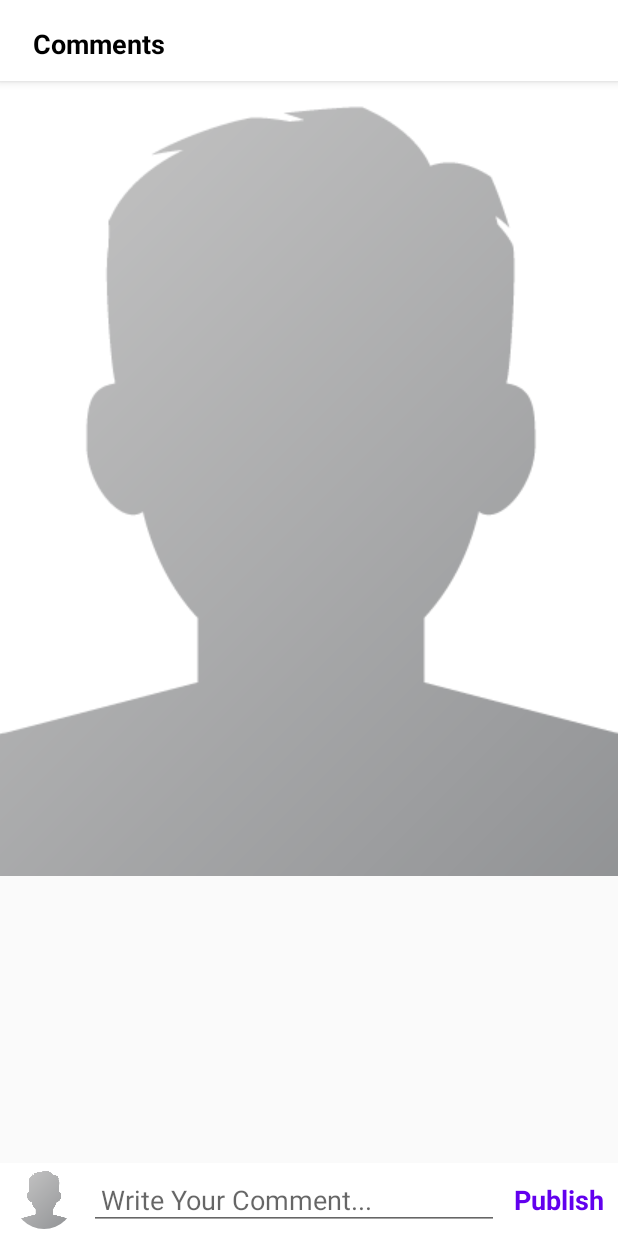
After one commit to vpscnoticeboard/Notice-Board, an Android app: the CommentsActivity screen opened directly, with no data from a screen before it, on a phone screen of 412 x 824 dp. The commit adds this screen. Run offline under Robolectric (Android 15) with nearby library versions, the phone set to English and light mode, and no system bars; our stand-ins replace CircleImageView, Firebase (no records; nobody signed in at launch, a user with empty details on screens opened directly), Picasso, sdp/ssp sizes; 2 statements that could not run were skipped.

Commit message:
notice board 16.s

```diff
--- a/app/src/main/java/com/example/projrctlogin/AddPostActivity.kt
+++ b/app/src/main/java/com/example/projrctlogin/AddPostActivity.kt
@@ -47,7 +47,7 @@ class AddPostActivity : AppCompatActivity() {
         }
 
         CropImage.activity()
-            .setAspectRatio(5,5)
+            .setAspectRatio(20,20)
             .start(this@AddPostActivity)
 
     }
--- /dev/null
+++ b/app/src/main/java/com/example/projrctlogin/CommentsActivity.kt
@@ -0,0 +1,160 @@
+package com.example.projrctlogin
+
+import android.content.Intent
+import androidx.appcompat.app.AppCompatActivity
+import android.os.Bundle
+import android.view.View
+import android.widget.LinearLayout
+import android.widget.Toast
+import androidx.recyclerview.widget.LinearLayoutManager
+import androidx.recyclerview.widget.RecyclerView
+import com.example.projrctlogin.Adpater.CommentsAdpater
+import com.example.projrctlogin.Model.User
+import com.google.firebase.auth.FirebaseAuth
+import com.google.firebase.auth.FirebaseUser
+import com.google.firebase.database.DataSnapshot
+import com.google.firebase.database.DatabaseError
+import com.google.firebase.database.FirebaseDatabase
+import com.google.firebase.database.ValueEventListener
+import com.squareup.picasso.Picasso
+import kotlinx.android.synthetic.main.activity_account_setting2.*
+import kotlinx.android.synthetic.main.activity_comments.*
+import org.w3c.dom.Comment
+import java.lang.NullPointerException
+
+class CommentsActivity : AppCompatActivity() {
+
+    private var postid = ""
+    private var getpublisher = ""
+    private var firebaseUser: FirebaseUser? = null
+    private var commentAdpater: CommentsAdpater? = null
+    private var commentList: MutableList<com.example.projrctlogin.Model.Comment>? = null
+
+    override fun onCreate(savedInstanceState: Bundle?) {
+        super.onCreate(savedInstanceState)
+        setContentView(R.layout.activity_comments)
+
+        val intent = intent
+        postid = intent.getStringExtra("postid")!!
+        getpublisher = intent.getStringExtra("getpublisher")!!
+
+
+        firebaseUser = FirebaseAuth.getInstance().currentUser
+
+        var recyclerView: RecyclerView
+        recyclerView = findViewById(R.id.recycler_view_comments)
+        val linearLayoutManager = LinearLayoutManager(this)
+        linearLayoutManager.reverseLayout = true
+        recyclerView.layoutManager = linearLayoutManager
+
+        commentList = ArrayList()
+        commentAdpater = CommentsAdpater(this, commentList)
+        recyclerView.adapter = commentAdpater
+
+
+        userInfo()
+        readcomment()
+        getpostimage()
+
+        post_comment.setOnClickListener(View.OnClickListener {
+            if (add_comment.text.toString() == "")
+            {
+                Toast.makeText(this,"Please Write Some Thing",Toast.LENGTH_LONG).show()
+            }
+            else
+            {
+                addcomment()
+            }
+        })
+
+
+    }
+
+    private fun addcomment() {
+        val commentsRef = FirebaseDatabase.getInstance().getReference()
+            .child("comments")
+            .child(postid!!)
+
+        val commentsMap = HashMap<String, Any>()
+        commentsMap["comment"] = add_comment.text.toString()
+        commentsMap["publisher"] = firebaseUser!!.uid
+
+        commentsRef.push().setValue(commentsMap)
+
+        add_comment!!.text.clear()
+    }
+
+
+    private fun userInfo()
+    {
+        val userRef = FirebaseDatabase.getInstance().getReference().child("user").child(firebaseUser!!.uid)
+
+        userRef.addValueEventListener(object : ValueEventListener {
+
+            override fun onDataChange(snapshot: DataSnapshot) {
+                if (snapshot.exists())
+                {
+                    val user = snapshot.getValue<User>(User::class.java)
+                    Picasso.get().load(user!!.getImage()).placeholder(R.drawable.profile).into(profile_image_comment)
+                }
+            }
+
+            override fun onCancelled(error: DatabaseError) {
+
+            }
+        })
+    }
+
+
+    private fun getpostimage()
+    {
+        val postRef = FirebaseDatabase.getInstance().getReference()
+            .child("posts")
+            .child(postid!!).child("postimage")
+
+        postRef.addValueEventListener(object : ValueEventListener {
+
+            override fun onDataChange(snapshot: DataSnapshot) {
+                if (snapshot.exists())
+                {
+                    val image = snapshot.value.toString()
+                    Picasso.get().load(image).placeholder(R.drawable.profile).into(post_image_comment)
+                }
+            }
+
+            override fun onCancelled(error: DatabaseError) {
+
+            }
+        })
+    }
+
+    private fun readcomment()
+    {
+        val commentsRef = FirebaseDatabase.getInstance().getReference()
+            .child("comments")
+            .child(postid!!)
+
+        commentsRef.addValueEventListener(object : ValueEventListener{
+            override fun onDataChange(snapshot: DataSnapshot) {
+                if (snapshot.exists())
+                {
+                    commentList!!.clear()
+                }
+
+                for (datasnapshot in snapshot.children)
+                {
+                    val comment = datasnapshot.getValue(com.example.projrctlogin.Model.Comment::class.java)
+                    commentList!!.add(comment!!)
+
+                }
+                commentAdpater!!.notifyDataSetChanged()
+            }
+
+            override fun onCancelled(error: DatabaseError) {
+
+            }
+        })
+
+    }
+
+}
--- /dev/null
+++ b/app/src/main/res/layout/activity_comments.xml
@@ -0,0 +1,115 @@
+<?xml version="1.0" encoding="utf-8"?>
+<RelativeLayout xmlns:android="http://schemas.android.com/apk/res/android"
+    xmlns:app="http://schemas.android.com/apk/res-auto"
+    xmlns:tools="http://schemas.android.com/tools"
+    android:layout_width="match_parent"
+    android:layout_height="match_parent"
+    tools:context=".CommentsActivity">
+
+    <com.google.android.material.appbar.AppBarLayout
+        android:layout_width="match_parent"
+        android:layout_height="wrap_content"
+        android:id="@+id/app_bar_layout_comments"
+        android:background="@android:color/white">
+
+        <androidx.appcompat.widget.Toolbar
+            android:id="@+id/comments_toolbar"
+            android:layout_width="match_parent"
+            android:layout_height="50dp"
+            android:layout_marginTop="4dp"
+            android:layout_marginLeft="6dp"
+            android:layout_marginRight="6dp"
+            android:background="@android:color/white">
+
+            <RelativeLayout
+                android:layout_width="match_parent"
+                android:layout_height="wrap_content">
+
+                <TextView
+                    android:layout_width="match_parent"
+                    android:layout_height="wrap_content"
+                    android:text="Comments"
+                    android:textSize="18sp"
+                    android:maxLines="1"
+                    android:textStyle="bold"
+                    android:textColor="@android:color/black"
+                    android:layout_centerVertical="true"
+                    >
+
+                </TextView>
+
+            </RelativeLayout>
+
+        </androidx.appcompat.widget.Toolbar>
+    </com.google.android.material.appbar.AppBarLayout>
+
+    <ImageView
+        android:id="@+id/post_image_comment"
+        android:layout_width="match_parent"
+        android:layout_height="wrap_content"
+        android:scaleType="centerCrop"
+        android:src="@drawable/profile"
+        android:layout_below="@+id/app_bar_layout_comments"
+        />
+
+    <androidx.recyclerview.widget.RecyclerView
+        android:id="@+id/recycler_view_comments"
+        android:layout_width="match_parent"
+        android:layout_height="match_parent"
+        android:layout_below="@+id/post_image_comment"
+        android:layout_margin="5dp"
+        android:layout_above="@+id/commentrelative"
+        >
+
+
+    </androidx.recyclerview.widget.RecyclerView>
+
+    <RelativeLayout
+        android:id="@+id/commentrelative"
+        android:layout_width="match_parent"
+        android:layout_height="wrap_content"
+        android:layout_alignParentBottom="true"
+        android:background="#fff"
+        android:padding="4dp"
+        >
+
+        <de.hdodenhof.circleimageview.CircleImageView
+            android:id="@+id/profile_image_comment"
+            android:layout_width="40dp"
+            android:layout_height="40dp"
+            android:src="@drawable/profile"
+            android:layout_marginStart="5dp"
+            >
+
+        </de.hdodenhof.circleimageview.CircleImageView>
+
+        <EditText
+            android:id="@+id/add_comment"
+            android:layout_width="match_parent"
+            android:layout_height="wrap_content"
+            android:layout_toLeftOf="@+id/post_comment"
+            android:layout_toRightOf="@+id/profile_image_comment"
+            android:hint="Write Your Comment..."
+            android:layout_centerVertical="true"
+            android:layout_marginStart="10dp"
+            android:layout_marginEnd="10dp"
+            android:padding="8dp"
+
+            />
+
+        <TextView
+            android:id="@+id/post_comment"
+            android:layout_width="wrap_content"
+            android:layout_height="wrap_content"
+            android:textColor="@color/colorPrimary"
+            android:textStyle="bold"
+            android:text="Publish"
+            android:layout_alignParentEnd="true"
+            android:layout_centerVertical="true"
+            android:textSize="18dp"
+            android:layout_marginEnd="5dp"
+            />
+
+    </RelativeLayout>
+
+</RelativeLayout>
--- a/app/src/main/res/layout/posts_layout.xml
+++ b/app/src/main/res/layout/posts_layout.xml
@@ -48,7 +48,7 @@
         <ImageView
             android:id="@+id/post_image_home"
             android:layout_width="match_parent"
-            android:layout_height="220dp"
+            android:layout_height="wrap_content"
             android:src="@drawable/profile"
             android:scaleType="centerCrop"
             />
```
Also changed, not shown: app/src/main/AndroidManifest.xml (+5 -4 lines), app/src/main/java/com/example/projrctlogin/Adpater/CommentsAdpater.kt (added, +82 -0 lines), app/src/main/java/com/example/projrctlogin/Adpater/PostAdpater.kt (+44 -3 lines), app/src/main/java/com/example/projrctlogin/Model/Comment.kt (added, +39 -0 lines), app/src/main/res/layout/comment_item_loyout.xml (added, +48 -0 lines).
